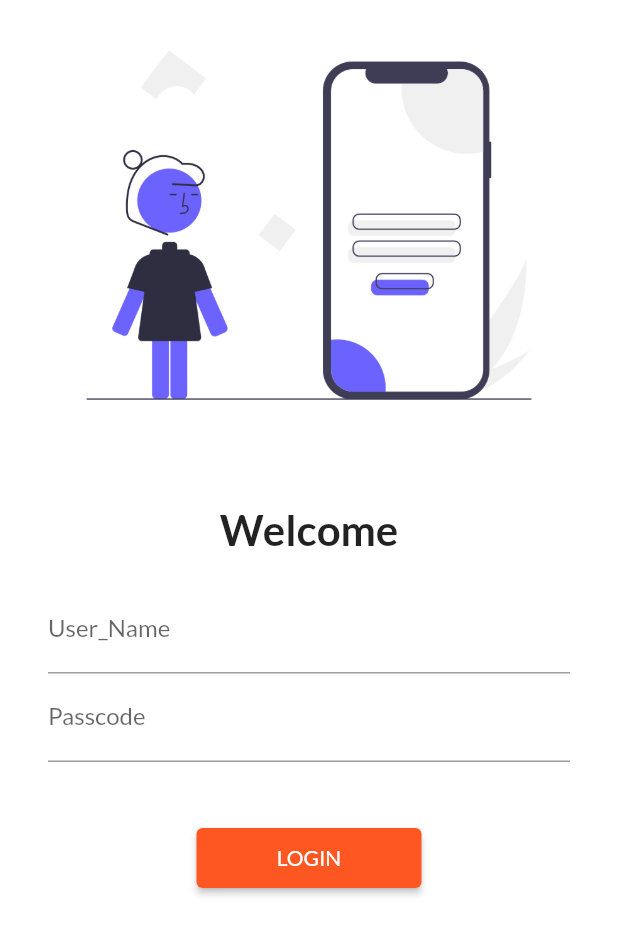
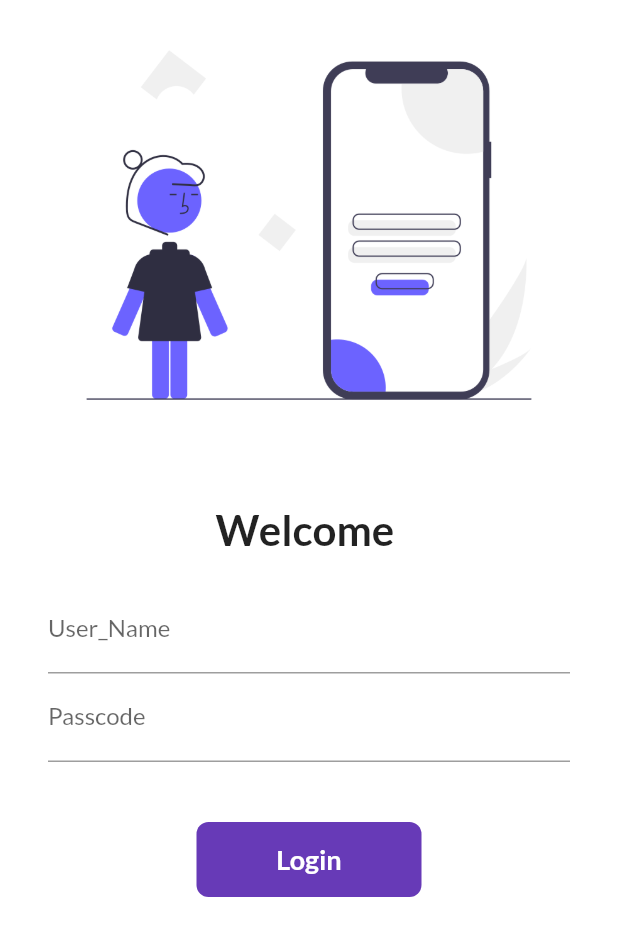
Before and after one commit to Ewaiskhan12/FlutterCourse, a Flutter app: the screen it shows after launch, on a phone screen of 412 x 824 dp. Shown: the top 936 px of the screen. Run offline on Flutter 3.47's test engine with Material 2 defaults, Android fonts, the phone set to English and light mode, and no system bars; our stand-ins replace google_fonts.

Commit message:
day6compelted

```diff
--- a/lib/pages/login_pg.dart
+++ b/lib/pages/login_pg.dart
@@ -1,7 +1,14 @@
 import 'package:flutter/material.dart';
 import 'package:flutter_application_1/utility/routes.dart';
 
-class loginpg extends StatelessWidget {
+class loginpg extends StatefulWidget {
+  @override
+  State<loginpg> createState() => _loginpgState();
+}
+
+class _loginpgState extends State<loginpg> {
+  String name = "";
+  bool changebtn = false;
   @override
   Widget build(BuildContext context) {
     return Material(
@@ -21,7 +28,7 @@ class loginpg extends StatelessWidget {
                 child: Column(
                   children: [
                     Text(
-                      "Welcome",
+                      "Welcome $name",
                       style: TextStyle(
                         fontSize: 28,
                         fontWeight: FontWeight.bold,
@@ -33,6 +40,10 @@ class loginpg extends StatelessWidget {
                         hintText: "Enter User_Name",
                         labelText: "User_Name",
                       ),
+                      onChanged: (value) {
+                        name = value;
+                        setState(() {});
+                      },
                     ),
                     TextField(
                       obscureText: true,
@@ -42,13 +53,46 @@ class loginpg extends StatelessWidget {
                       ),
                     ),
                     SizedBox(height: 40.0),
-                    ElevatedButton(
-                      child: Text("LOGIN"),
-                      style: TextButton.styleFrom(minimumSize: Size(150, 40)),
-                      onPressed: () {
+
+                    InkWell(
+                      onTap: () async {
+                        setState(() {
+                          changebtn = true;
+                        });
+                        await Future.delayed(Duration(seconds: 1));
                         Navigator.pushNamed(context, MyRoutes.homeRoute);
                       },
+                      child: AnimatedContainer(
+                        duration: Duration(seconds: 1),
+                        width: changebtn ? 50 : 150,
+                        height: 50,
+                        alignment: Alignment.center,
+                        child: changebtn
+                            ? Icon(
+                                Icons.done,
+                                color: Colors.white,
+                              )
+                            : Text(
+                                "Login",
+                                style: TextStyle(
+                                    color: Colors.white,
+                                    fontWeight: FontWeight.bold,
+                                    fontSize: 18),
+                              ),
+                        decoration: BoxDecoration(
+                          color: Colors.deepPurple,
+                          borderRadius:
+                              BorderRadius.circular(changebtn ? 50 : 8),
+                        ),
+                      ),
                     ),
+                    //  ElevatedButton(
+                    //    child: Text("LOGIN"),
+                    //    style: TextButton.styleFrom(minimumSize: Size(150, 40)),
+                    //     onPressed: () {
+                    //       Navigator.pushNamed(context, MyRoutes.homeRoute);
+                    //     },
+                    //   ),
                   ],
                 ),
               )
```
